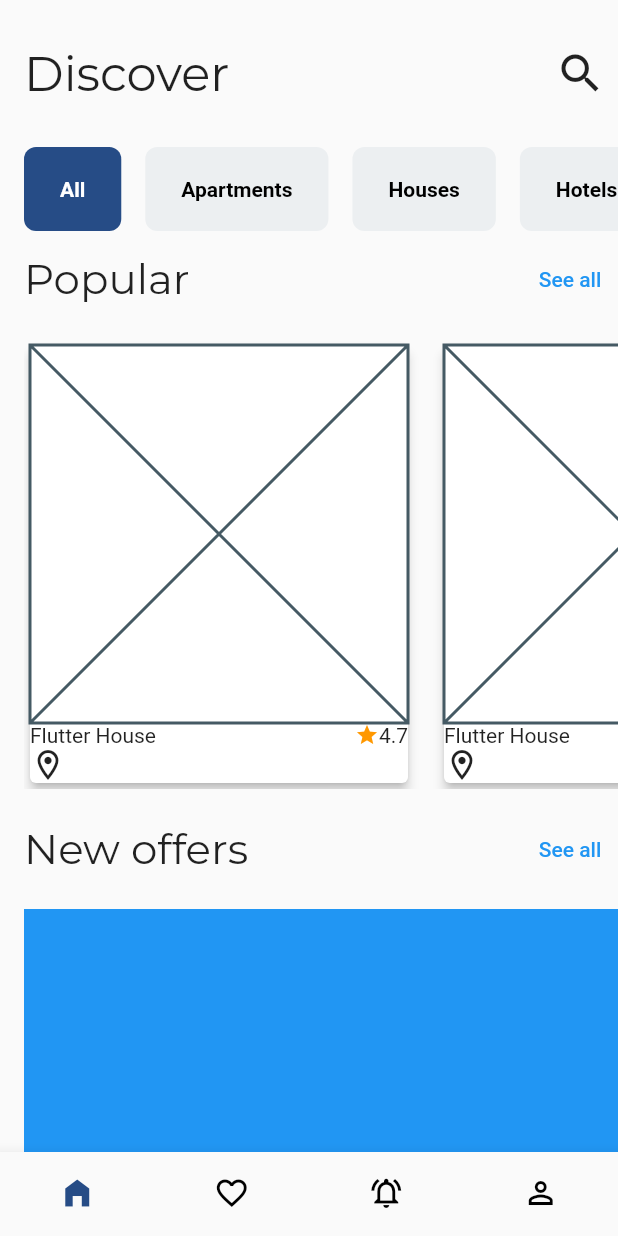
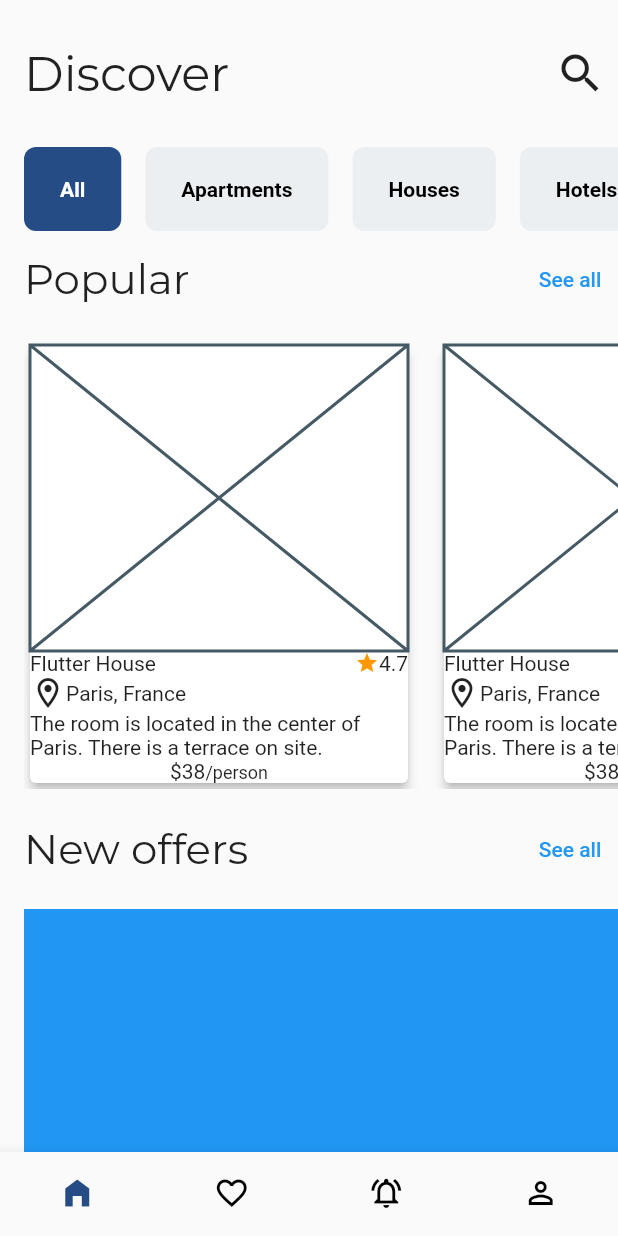
Before and after one commit to JAICHANGPARK/flutter_notebook_chapter_22, a Flutter app: the screen it shows after launch, on a phone screen of 412 x 824 dp. Run offline on Flutter 3.47's test engine with Material 2 defaults, Android fonts, the phone set to English and light mode, and no system bars; our stand-ins replace dots_indicator, flutter_riverpod, freezed_annotation, go_router, google_fonts, ionicons and 1 more.

Commit message:
Update renting_home_page.dart

```diff
--- a/lib/ep1290_renting_app/src/home/renting_home_page.dart
+++ b/lib/ep1290_renting_app/src/home/renting_home_page.dart
@@ -146,10 +146,28 @@ class _RentingHomePageState extends State<RentingHomePage> {
                                                 Row(
                                                   children: [
                                                     Icon(Icons.location_on_outlined),
+                                                    Text("Paris, France"),
                                                   ],
+                                                ),
+                                                Text(
+                                                  "The room is located in the center of Paris. "
+                                                  "There is a terrace on site.",
+                                                ),
+                                                Text.rich(
+                                                  TextSpan(
+                                                    children: [
+                                                      TextSpan(
+                                                        text: "\$38",
+                                                      ),
+                                                      TextSpan(
+                                                        text: '/person',
+                                                        style: TextStyle(
+                                                          fontSize: 12,
+                                                        ),
+                                                      )
+                                                    ],
+                                                  ),
                                                 )
-
-
                                               ],
                                             )
                                           ],
```
